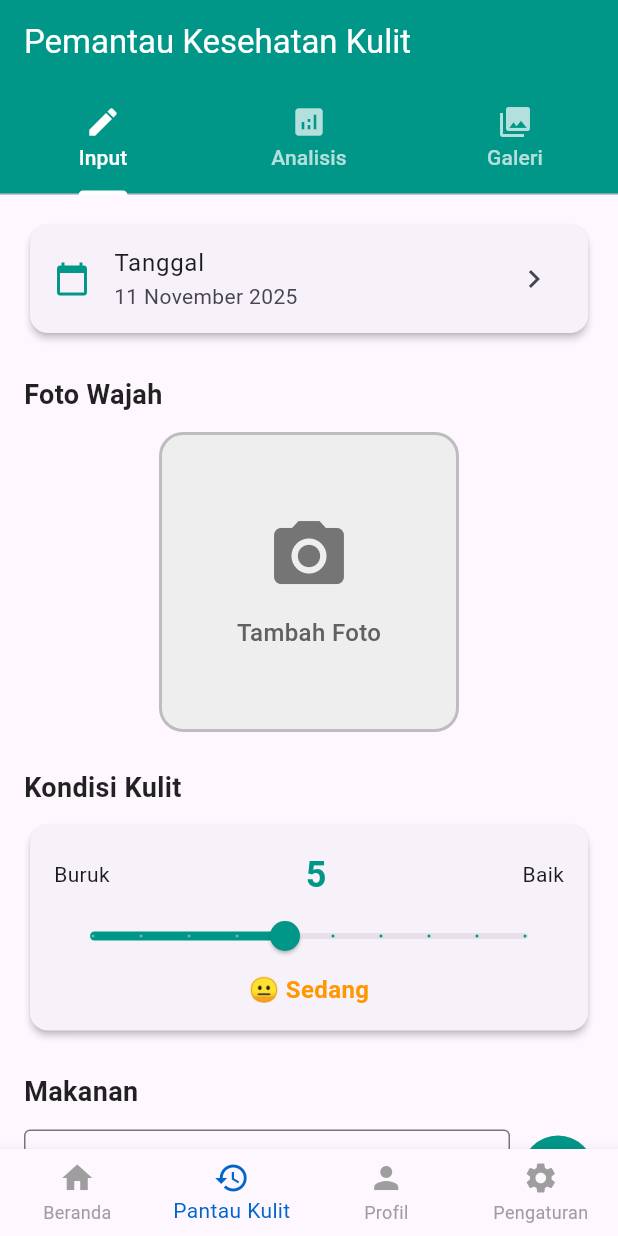
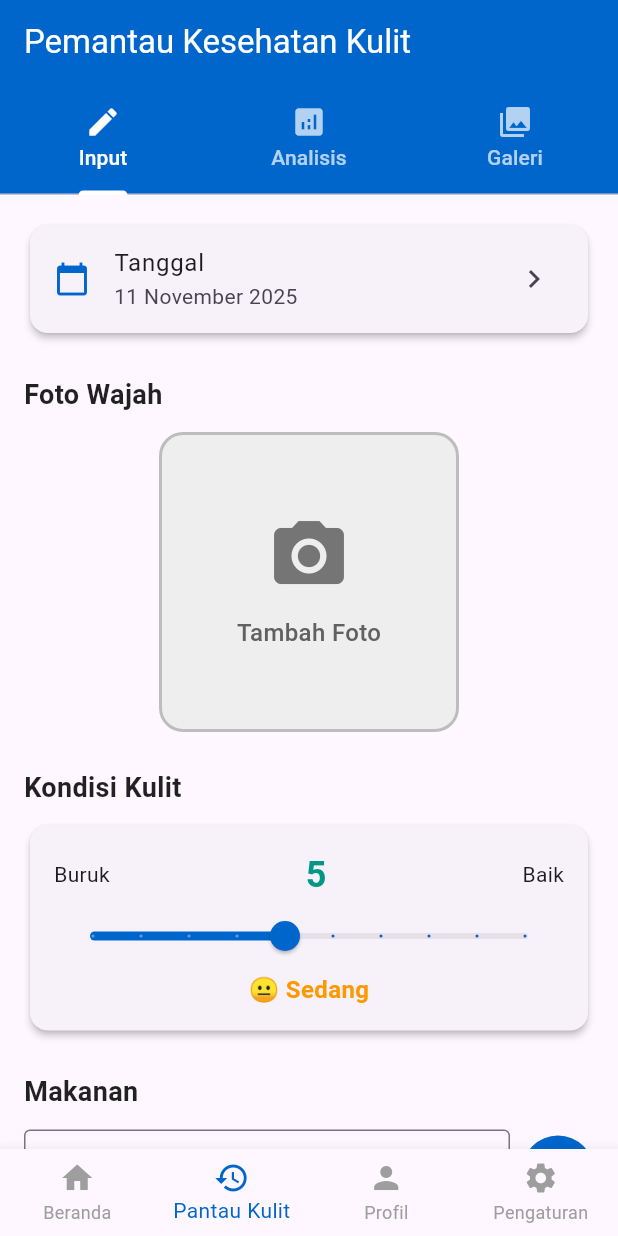
Before and after one commit to FUBARwithall/capstone-layout-x1, a Flutter app: the MainScaffold screen opened by its route, swiped to page 2, on a phone screen of 412 x 824 dp. Run offline on Flutter 3.47's test engine with Material 3 defaults, Android fonts, the phone set to English and light mode, and no system bars; our stand-ins replace shared_preferences; accounts and stored records are empty.

Commit message:
update 8

```diff
--- a/lib/pages/pantaupage.dart
+++ b/lib/pages/pantaupage.dart
@@ -16,10 +16,6 @@ class _PantauKulitPageState extends State<PantauKulitPage> {
   Widget build(BuildContext context) {
     return MaterialApp(
       title: 'Pemantau Kesehatan Kulit',
-      theme: ThemeData(
-        primarySwatch: Colors.teal,
-        useMaterial3: true,
-      ),
       home: const SkinHealthTracker(),
     );
   }
@@ -56,7 +52,7 @@ class _SkinHealthTrackerState extends State<SkinHealthTracker>
     return Scaffold(
       appBar: AppBar(
         title: const Text('Pemantau Kesehatan Kulit'),
-        backgroundColor: Colors.teal,
+        backgroundColor: Color(0xFF0066CC),
         foregroundColor: Colors.white,
         elevation: 0,
         bottom: TabBar(
@@ -93,7 +89,7 @@ class _SkinHealthTrackerState extends State<SkinHealthTracker>
           Card(
             elevation: 2,
             child: ListTile(
-              leading: const Icon(Icons.calendar_today, color: Colors.teal),
+              leading: const Icon(Icons.calendar_today, color: Color(0xFF0066CC)),
               title: const Text('Tanggal'),
               subtitle: const Text('11 November 2025'),
               trailing: const Icon(Icons.chevron_right),
@@ -177,7 +173,7 @@ class _SkinHealthTrackerState extends State<SkinHealthTracker>
                     max: 10,
                     divisions: 9,
                     label: _skinCondition.toInt().toString(),
-                    activeColor: Colors.teal,
+                    activeColor: Color(0xFF0066CC),
                     onChanged: (value) {
                       setState(() {
                         _skinCondition = value;
@@ -230,7 +226,7 @@ class _SkinHealthTrackerState extends State<SkinHealthTracker>
               const SizedBox(width: 8),
               Container(
                 decoration: const BoxDecoration(
-                  color: Colors.teal,
+                  color: Color(0xFF0066CC),
                   shape: BoxShape.circle,
                 ),
                 child: IconButton(
@@ -250,8 +246,8 @@ class _SkinHealthTrackerState extends State<SkinHealthTracker>
                 label: Text(food),
                 deleteIcon: const Icon(Icons.close, size: 18),
                 onDeleted: () {},
-                backgroundColor: Colors.teal[50],
-                labelStyle: const TextStyle(color: Colors.teal),
+                backgroundColor: Colors.blue[50],
+                labelStyle: const TextStyle(color: Color(0xFF0066CC)),
               );
             }).toList(),
           ),
@@ -281,7 +277,7 @@ class _SkinHealthTrackerState extends State<SkinHealthTracker>
               const SizedBox(width: 8),
               Container(
                 decoration: const BoxDecoration(
-                  color: Colors.teal,
+                  color: Color(0xFF0066CC),
                   shape: BoxShape.circle,
                 ),
                 child: IconButton(
@@ -329,25 +325,6 @@ class _SkinHealthTrackerState extends State<SkinHealthTracker>
           ),
           const SizedBox(height: 24),
 
-          // Catatan Tambahan
-          const Text(
-            'Catatan Tambahan',
-            style: TextStyle(
-              fontSize: 18,
-              fontWeight: FontWeight.bold,
-              color: Colors.black87,
-            ),
-          ),
-          const SizedBox(height: 12),
-          const TextField(
-            maxLines: 4,
-            decoration: InputDecoration(
-              hintText: 'Catatan kondisi kulit atau gejala lainnya...',
-              border: OutlineInputBorder(),
-              alignLabelWithHint: true,
-            ),
-          ),
-          const SizedBox(height: 32),
 
           // Tombol Simpan
           SizedBox(
@@ -356,7 +333,7 @@ class _SkinHealthTrackerState extends State<SkinHealthTracker>
             child: ElevatedButton(
               onPressed: () {},
               style: ElevatedButton.styleFrom(
-                backgroundColor: Colors.teal,
+                backgroundColor: Color(0xFF0066CC),
                 foregroundColor: Colors.white,
                 elevation: 4,
                 shape: RoundedRectangleBorder(
@@ -421,7 +398,7 @@ class _SkinHealthTrackerState extends State<SkinHealthTracker>
                 children: [
                   const Row(
                     children: [
-                      Icon(Icons.trending_up, color: Colors.teal),
+                      Icon(Icons.trending_up, color: Color(0xFF0066CC)),
                       SizedBox(width: 8),
                       Text(
                         'Tren Kondisi Kulit',
```
